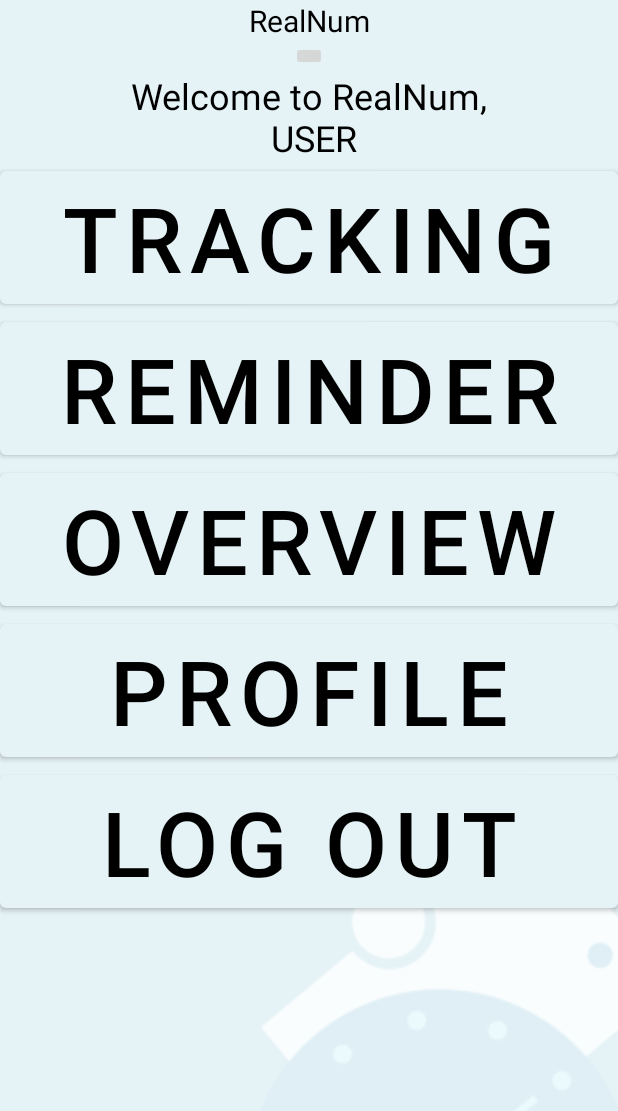
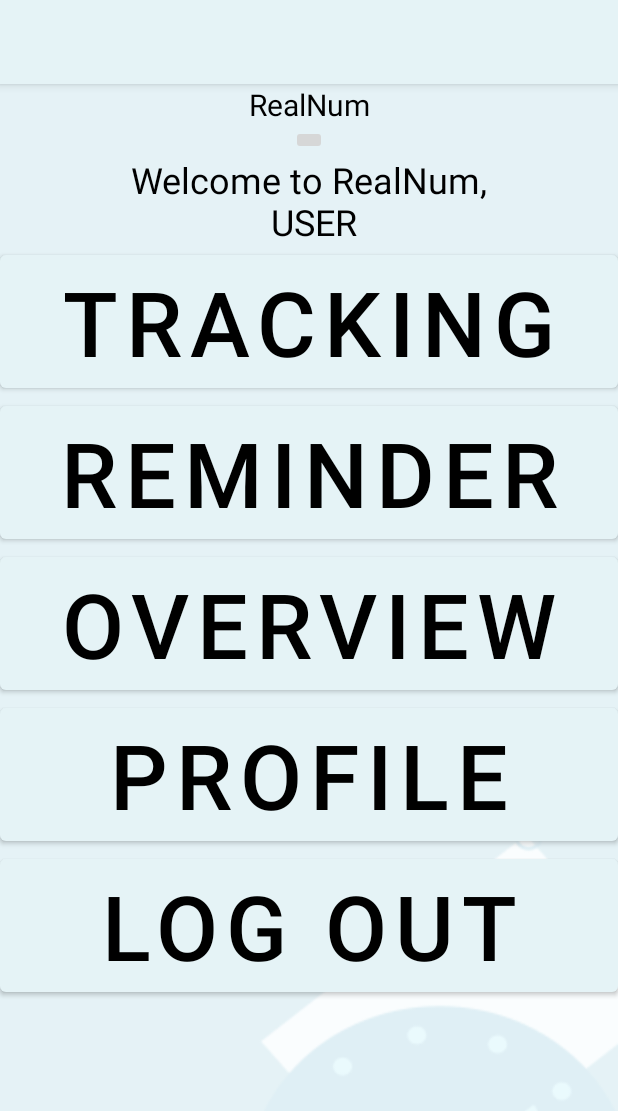
Before and after one commit to Huyenhuynhh/RealNum, an Android app: the WelcomeActivity screen opened directly, with no data from a screen before it, on a phone screen of 412 x 824 dp. Shown: the top 1111 px of the screen. Run offline under Robolectric (Android 15) with nearby library versions, the phone set to English and light mode, and no system bars; our stand-ins replace navigation-ui.

Commit message:
Updated Navigation from Welcome Page Tracking button navigates to Tracking Activity Logout buttonn navigates to SignUp Activity

```diff
--- a/app/src/main/AndroidManifest.xml
+++ b/app/src/main/AndroidManifest.xml
@@ -33,6 +33,7 @@
         <activity
             android:name=".MainActivity"
             android:exported="true" />
+
     </application>
 
 </manifest>
--- a/app/src/main/java/com/example/login/BloodPresureGlucoseActivity.java
+++ b/app/src/main/java/com/example/login/BloodPresureGlucoseActivity.java
@@ -1,6 +1,4 @@
 package com.example.login;
-
-import androidx.appcompat.app.AppCompatActivity;
 
 import android.os.Bundle;
 import android.view.View;
@@ -8,6 +6,8 @@ import android.widget.ArrayAdapter;
 import android.widget.Button;
 import android.widget.ListView;
 import android.widget.TextView;
+
+import androidx.appcompat.app.AppCompatActivity;
 
 public class BloodPresureGlucoseActivity extends AppCompatActivity {
       TextView title,daytext,mothtext,weektext,datatext;
--- a/app/src/main/java/com/example/login/MainActivity.java
+++ b/app/src/main/java/com/example/login/MainActivity.java
@@ -1,11 +1,11 @@
 package com.example.login;
-
-import androidx.appcompat.app.AppCompatActivity;
 
 import android.content.Intent;
 import android.os.Bundle;
 import android.view.View;
 import android.widget.EditText;
+
+import androidx.appcompat.app.AppCompatActivity;
 
 public class MainActivity extends AppCompatActivity {
   EditText email,password;
--- a/app/src/main/java/com/example/login/SignUpActivity.java
+++ b/app/src/main/java/com/example/login/SignUpActivity.java
@@ -1,11 +1,11 @@
 package com.example.login;
-
-import androidx.appcompat.app.AppCompatActivity;
 
 import android.content.Intent;
 import android.os.Bundle;
 import android.view.View;
 import android.widget.EditText;
+
+import androidx.appcompat.app.AppCompatActivity;
 
 public class SignUpActivity extends AppCompatActivity {
     EditText email,password;
--- a/app/src/main/java/com/example/login/SplashActivity.java
+++ b/app/src/main/java/com/example/login/SplashActivity.java
@@ -1,10 +1,10 @@
 package com.example.login;
-
-import androidx.appcompat.app.AppCompatActivity;
 
 import android.content.Intent;
 import android.os.Bundle;
 import android.os.Handler;
+
+import androidx.appcompat.app.AppCompatActivity;
 
 public class SplashActivity extends AppCompatActivity {
 
--- a/app/src/main/java/com/example/login/TrackingActivity.java
+++ b/app/src/main/java/com/example/login/TrackingActivity.java
@@ -1,10 +1,10 @@
 package com.example.login;
-
-import androidx.appcompat.app.AppCompatActivity;
 
 import android.content.Intent;
 import android.os.Bundle;
 import android.view.View;
+
+import androidx.appcompat.app.AppCompatActivity;
 
 public class TrackingActivity extends AppCompatActivity {
 
--- a/app/src/main/java/com/example/login/WelcomeActivity.java
+++ b/app/src/main/java/com/example/login/WelcomeActivity.java
@@ -1,20 +1,23 @@
 package com.example.login;
 
+import android.os.Bundle;
+
 import androidx.appcompat.app.AppCompatActivity;
+import androidx.navigation.ui.AppBarConfiguration;
 
-import android.content.Intent;
-import android.os.Bundle;
-import android.view.View;
+import com.example.login.databinding.ActivityWelcomeBinding;
 
 public class WelcomeActivity extends AppCompatActivity {
+
+    private AppBarConfiguration appBarConfiguration;
+    private ActivityWelcomeBinding binding;
 
     @Override
     protected void onCreate(Bundle savedInstanceState) {
         super.onCreate(savedInstanceState);
-        setContentView(R.layout.activity_welcome);
-    }
 
-    public void openTrackingScreen(View view) {
-        startActivity(new Intent(this,TrackingActivity.class));
+        binding = ActivityWelcomeBinding.inflate(getLayoutInflater());
+        setContentView(binding.getRoot());
+
     }
 }
--- /dev/null
+++ b/app/src/main/java/com/example/login/WelcomeFragment.java
@@ -0,0 +1,55 @@
+package com.example.login;
+
+import android.os.Bundle;
+import android.view.LayoutInflater;
+import android.view.View;
+import android.view.ViewGroup;
+
+import androidx.annotation.NonNull;
+import androidx.fragment.app.Fragment;
+import androidx.navigation.fragment.NavHostFragment;
+
+import com.example.login.databinding.FragmentWelcomeBinding;
+
+public class WelcomeFragment extends Fragment {
+
+    private FragmentWelcomeBinding binding;
+
+    @Override
+    public View onCreateView(
+            LayoutInflater inflater, ViewGroup container,
+            Bundle savedInstanceState
+    ) {
+
+        binding = FragmentWelcomeBinding.inflate(inflater, container, false);
+        return binding.getRoot();
+
+    }
+
+    public void onViewCreated(@NonNull View view, Bundle savedInstanceState) {
+        super.onViewCreated(view, savedInstanceState);
+
+        binding.buttonTracking.setOnClickListener(new View.OnClickListener() {
+            @Override
+            public void onClick(View view) {
+                NavHostFragment.findNavController(WelcomeFragment.this)
+                        .navigate(R.id.action_WelcomeFragment_to_TrackingActivity);
+            }
+
+        });
+
+        binding.buttonLogout.setOnClickListener(new View.OnClickListener() {
+            @Override
+            public void onClick(View view) {
+                NavHostFragment.findNavController(WelcomeFragment.this)
+                        .navigate(R.id.action_WelcomeFragment_to_signUpActivity);
+            }
+        });
+    }
+
+    @Override
+    public void onDestroyView() {
+        super.onDestroyView();
+        binding = null;
+    }
+}
--- a/app/src/main/res/layout/activity_welcome.xml
+++ b/app/src/main/res/layout/activity_welcome.xml
@@ -1,101 +1,26 @@
 <?xml version="1.0" encoding="utf-8"?>
-<androidx.constraintlayout.widget.ConstraintLayout xmlns:android="http://schemas.android.com/apk/res/android"
+<androidx.coordinatorlayout.widget.CoordinatorLayout xmlns:android="http://schemas.android.com/apk/res/android"
     xmlns:app="http://schemas.android.com/apk/res-auto"
     xmlns:tools="http://schemas.android.com/tools"
     android:layout_width="match_parent"
     android:layout_height="match_parent"
-    android:background="@drawable/bg_image"
     tools:context=".WelcomeActivity">
 
-    <TextView
-        android:id="@+id/textView"
-        android:layout_width="wrap_content"
+    <com.google.android.material.appbar.AppBarLayout
+        android:layout_width="match_parent"
         android:layout_height="wrap_content"
-        android:text="@string/app_title"
-        android:textColor="@color/black"
-        android:textSize="20sp"
-        app:layout_constraintEnd_toEndOf="parent"
-        app:layout_constraintStart_toStartOf="parent"
-        app:layout_constraintTop_toTopOf="parent" />
+        >
 
-    <ImageButton
-        android:id="@+id/profile_image"
-        android:layout_width="wrap_content"
-        android:layout_height="wrap_content"
-        android:contentDescription="@string/profile_image"
-        android:textColor="@color/black"
-        app:layout_constraintEnd_toEndOf="parent"
-        app:layout_constraintStart_toStartOf="parent"
-        app:layout_constraintTop_toBottomOf="@+id/textView"
-        tools:ignore="SpeakableTextPresentCheck,ImageContrastCheck"
-        tools:src="@tools:sample/avatars" />
+        <androidx.appcompat.widget.Toolbar
+            android:id="@+id/toolbar"
+            android:layout_width="match_parent"
+            android:layout_height="?attr/actionBarSize"
+            android:background="?attr/colorPrimary"
+             />
 
-    <TextView
-        android:id="@+id/main_welcome_text"
-        android:layout_width="0dp"
-        android:layout_height="wrap_content"
-        android:text="@string/main_welcome_text"
-        android:textAlignment="center"
-        android:textColor="@color/black"
-        android:textSize="24sp"
-        app:layout_constraintEnd_toEndOf="parent"
-        app:layout_constraintStart_toStartOf="parent"
-        app:layout_constraintTop_toBottomOf="@+id/profile_image" />
+    </com.google.android.material.appbar.AppBarLayout>
 
-    <Button
-        android:id="@+id/button_tracking"
-        android:layout_width="0dp"
-        android:layout_height="wrap_content"
-        android:text="@string/button_tracking_text"
-        android:textColor="@color/black"
-        android:textSize="60sp"
-        android:onClick="openTrackingScreen"
-        app:layout_constraintEnd_toEndOf="parent"
-        app:layout_constraintStart_toStartOf="parent"
-        app:layout_constraintTop_toBottomOf="@+id/main_welcome_text" />
+    <include layout="@layout/content_welcome" />
 
-    <Button
-        android:id="@+id/button_reminder"
-        android:layout_width="0dp"
-        android:layout_height="wrap_content"
-        android:text="@string/button_reminder_text"
-        android:textColor="@color/black"
-        android:textSize="60sp"
-        app:layout_constraintEnd_toEndOf="parent"
-        app:layout_constraintStart_toStartOf="parent"
-        app:layout_constraintTop_toBottomOf="@+id/button_tracking" />
 
-    <Button
-        android:id="@+id/button_overview"
-        android:layout_width="0dp"
-        android:layout_height="wrap_content"
-        android:text="@string/button_overview_text"
-        android:textColor="@color/black"
-        android:textSize="60sp"
-        app:layout_constraintEnd_toEndOf="parent"
-        app:layout_constraintStart_toStartOf="parent"
-        app:layout_constraintTop_toBottomOf="@+id/button_reminder" />
-
-    <Button
-        android:id="@+id/button_profile"
-        android:layout_width="0dp"
-        android:layout_height="wrap_content"
-        android:text="@string/button_profile_text"
-        android:textColor="@color/black"
-        android:textSize="60sp"
-        app:layout_constraintEnd_toEndOf="parent"
-        app:layout_constraintStart_toStartOf="parent"
-        app:layout_constraintTop_toBottomOf="@+id/button_overview" />
-
-    <Button
-        android:id="@+id/button_logout"
-        android:layout_width="0dp"
-        android:layout_height="wrap_content"
-        android:text="@string/button_log_out_text"
-        android:textColor="@color/black"
-        android:textSize="60sp"
-        app:layout_constraintEnd_toEndOf="parent"
-        app:layout_constraintStart_toStartOf="parent"
-        app:layout_constraintTop_toBottomOf="@+id/button_profile" />
-
-</androidx.constraintlayout.widget.ConstraintLayout>
+</androidx.coordinatorlayout.widget.CoordinatorLayout>
--- /dev/null
+++ b/app/src/main/res/layout/content_welcome.xml
@@ -0,0 +1,19 @@
+<?xml version="1.0" encoding="utf-8"?>
+<androidx.constraintlayout.widget.ConstraintLayout xmlns:android="http://schemas.android.com/apk/res/android"
+    xmlns:app="http://schemas.android.com/apk/res-auto"
+    android:layout_width="match_parent"
+    android:layout_height="match_parent"
+    app:layout_behavior="@string/appbar_scrolling_view_behavior">
+
+    <androidx.fragment.app.FragmentContainerView
+        android:id="@+id/nav_host_fragment_content_welcome"
+        android:name="androidx.navigation.fragment.NavHostFragment"
+        android:layout_width="0dp"
+        android:layout_height="0dp"
+        app:defaultNavHost="true"
+        app:layout_constraintBottom_toBottomOf="parent"
+        app:layout_constraintLeft_toLeftOf="parent"
+        app:layout_constraintRight_toRightOf="parent"
+        app:layout_constraintTop_toTopOf="parent"
+        app:navGraph="@navigation/nav_graph" />
+</androidx.constraintlayout.widget.ConstraintLayout>
--- /dev/null
+++ b/app/src/main/res/layout/fragment_welcome.xml
@@ -0,0 +1,100 @@
+<?xml version="1.0" encoding="utf-8"?>
+<androidx.constraintlayout.widget.ConstraintLayout xmlns:android="http://schemas.android.com/apk/res/android"
+    xmlns:app="http://schemas.android.com/apk/res-auto"
+    xmlns:tools="http://schemas.android.com/tools"
+    android:layout_width="match_parent"
+    android:layout_height="match_parent"
+    android:background="@drawable/bg_image"
+    tools:context=".WelcomeActivity">
+
+    <TextView
+        android:id="@+id/textView"
+        android:layout_width="wrap_content"
+        android:layout_height="wrap_content"
+        android:text="@string/app_title"
+        android:textColor="@color/black"
+        android:textSize="20sp"
+        app:layout_constraintEnd_toEndOf="parent"
+        app:layout_constraintStart_toStartOf="parent"
+        app:layout_constraintTop_toTopOf="parent" />
+
+    <ImageButton
+        android:id="@+id/profile_image"
+        android:layout_width="wrap_content"
+        android:layout_height="wrap_content"
+        android:contentDescription="@string/profile_image"
+        android:textColor="@color/black"
+        app:layout_constraintEnd_toEndOf="parent"
+        app:layout_constraintStart_toStartOf="parent"
+        app:layout_constraintTop_toBottomOf="@+id/textView"
+        tools:ignore="SpeakableTextPresentCheck,ImageContrastCheck"
+        tools:src="@tools:sample/avatars" />
+
+    <TextView
+        android:id="@+id/main_welcome_text"
+        android:layout_width="0dp"
+        android:layout_height="wrap_content"
+        android:text="@string/main_welcome_text"
+        android:textAlignment="center"
+        android:textColor="@color/black"
+        android:textSize="24sp"
+        app:layout_constraintEnd_toEndOf="parent"
+        app:layout_constraintStart_toStartOf="parent"
+        app:layout_constraintTop_toBottomOf="@+id/profile_image" />
+
+    <Button
+        android:id="@+id/button_tracking"
+        android:layout_width="0dp"
+        android:layout_height="wrap_content"
+        android:text="@string/button_tracking_text"
+        android:textColor="@color/black"
+        android:textSize="60sp"
+        app:layout_constraintEnd_toEndOf="parent"
+        app:layout_constraintStart_toStartOf="parent"
+        app:layout_constraintTop_toBottomOf="@+id/main_welcome_text" />
+
+    <Button
+        android:id="@+id/button_reminder"
+        android:layout_width="0dp"
+        android:layout_height="wrap_content"
+        android:text="@string/button_reminder_text"
+        android:textColor="@color/black"
+        android:textSize="60sp"
+        app:layout_constraintEnd_toEndOf="parent"
+        app:layout_constraintStart_toStartOf="parent"
+        app:layout_constraintTop_toBottomOf="@+id/button_tracking" />
+
+    <Button
+        android:id="@+id/button_overview"
+        android:layout_width="0dp"
+        android:layout_height="wrap_content"
+        android:text="@string/button_overview_text"
+        android:textColor="@color/black"
+        android:textSize="60sp"
+        app:layout_constraintEnd_toEndOf="parent"
+        app:layout_constraintStart_toStartOf="parent"
+        app:layout_constraintTop_toBottomOf="@+id/button_reminder" />
+
+    <Button
+        android:id="@+id/button_profile"
+        android:layout_width="0dp"
+        android:layout_height="wrap_content"
+        android:text="@string/button_profile_text"
+        android:textColor="@color/black"
+        android:textSize="60sp"
+        app:layout_constraintEnd_toEndOf="parent"
+        app:layout_constraintStart_toStartOf="parent"
+        app:layout_constraintTop_toBottomOf="@+id/button_overview" />
+
+    <Button
+        android:id="@+id/button_logout"
+        android:layout_width="0dp"
+        android:layout_height="wrap_content"
+        android:text="@string/button_log_out_text"
+        android:textColor="@color/black"
+        android:textSize="60sp"
+        app:layout_constraintEnd_toEndOf="parent"
+        app:layout_constraintStart_toStartOf="parent"
+        app:layout_constraintTop_toBottomOf="@+id/button_profile" />
+
+</androidx.constraintlayout.widget.ConstraintLayout>
--- a/app/src/main/res/navigation/nav_graph.xml
+++ b/app/src/main/res/navigation/nav_graph.xml
@@ -3,48 +3,57 @@
     xmlns:app="http://schemas.android.com/apk/res-auto"
     xmlns:tools="http://schemas.android.com/tools"
     android:id="@+id/nav_graph"
-    app:startDestination="@id/signUpActivity">
-
+    app:startDestination="@id/WelcomeFragment">
 
     <fragment
-        android:id="@+id/trackingActivity"
+        android:id="@+id/WelcomeFragment"
+        android:name="com.example.login.WelcomeFragment"
+        android:label="@string/welcome_fragment_label"
+        tools:layout="@layout/fragment_welcome">
+
+        <action
+            android:id="@+id/action_WelcomeFragment_to_TrackingActivity"
+            app:destination="@id/TrackingActivity" />
+        <action
+            android:id="@+id/action_WelcomeFragment_to_reminder_placeholder"
+            app:destination="@id/reminder_placeholder" />
+        <action
+            android:id="@+id/action_WelcomeFragment_to_placeholder2"
+            app:destination="@id/overview_placeholder" />
+        <action
+            android:id="@+id/action_WelcomeFragment_to_profile_placeholder"
+            app:destination="@id/profile_placeholder" />
+        <action
+            android:id="@+id/action_WelcomeFragment_to_signUpActivity"
+            app:destination="@id/signUpActivity" />
+
+    </fragment>
+
+    <activity
+        android:id="@+id/TrackingActivity"
         android:name="com.example.login.TrackingActivity"
-        android:label="activity_tracking_activity"
-        tools:layout="@layout/activity_tracking"
-        />
-    <fragment android:id="@+id/reminderplaceholder" />
-    <fragment android:id="@+id/overviewplaceholder" />
-    <fragment android:id="@+id/profileplaceholder" />
-    <fragment
-        android:id="@+id/welcomeActivity"
-        android:name="com.example.login.WelcomeActivity"
-        android:label="activity_welcome_activity"
-        tools:layout="@layout/activity_welcome"
-        >
-        <action
-            android:id="@+id/action_welcomeActivity_to_trackingActivity"
-            app:destination="@id/trackingActivity" />
-        <action
-            android:id="@+id/action_welcomeActivity_to_reminderplaceholder"
-            app:destination="@id/reminderplaceholder" />
-        <action
-            android:id="@+id/action_welcomeActivity_to_overviewplaceholder"
-            app:destination="@id/overviewplaceholder" />
-        <action
-            android:id="@+id/action_welcomeActivity_to_profileplaceholder"
-            app:destination="@id/profileplaceholder" />
-        <action
-            android:id="@+id/action_welcomeActivity_to_signUpActivity"
-            app:destination="@id/signUpActivity" />
-    </fragment>
+        android:label="@string/tracking_activity"
+        tools:layout="@layout/activity_tracking">
+
+    </activity>
+
     <activity
         android:id="@+id/signUpActivity"
         android:name="com.example.login.SignUpActivity"
-        android:label="activity_sign_up"
-        tools:layout="@layout/activity_sign_up" />
+        android:label="@string/signup_activity_label"
+        tools:layout="@layout/activity_tracking">
+
+    </activity>
+
     <activity
         android:id="@+id/splashActivity"
         android:name="com.example.login.SplashActivity"
-        android:label="activity_sign_up"
-        tools:layout="@layout/activity_splash" />
+        android:label="@string/splash_activity_label"
+        tools:layout="@layout/activity_splash">
+
+    </activity>
+    <fragment android:id="@+id/reminder_placeholder" />
+    <fragment android:id="@+id/overview_placeholder" />
+    <fragment android:id="@+id/profile_placeholder" />
+
 </navigation>
--- a/app/src/main/res/values/strings.xml
+++ b/app/src/main/res/values/strings.xml
@@ -16,4 +16,8 @@
     <string name="blood_pressure">Blood Pressure</string>
     <!-- TODO: Remove or change this placeholder text -->
     <string name="hello_blank_fragment">Hello blank fragment</string>
+    <string name="welcome_fragment_label">Welcome Fragment</string>
+    <string name="signup_activity_label">Sign Up Activity</string>
+    <string name="tracking_activity">Tracking Activity</string>
+    <string name="splash_activity_label">Splash Activity</string>
 </resources>
```
Also changed, not shown: app/build.gradle (+9 -0 lines), app/src/main/java/com/example/login/NavigationFragment.java (deleted, +0 -41 lines), app/src/main/res/layout/fragment_navigation.xml (deleted, +0 -21 lines).
